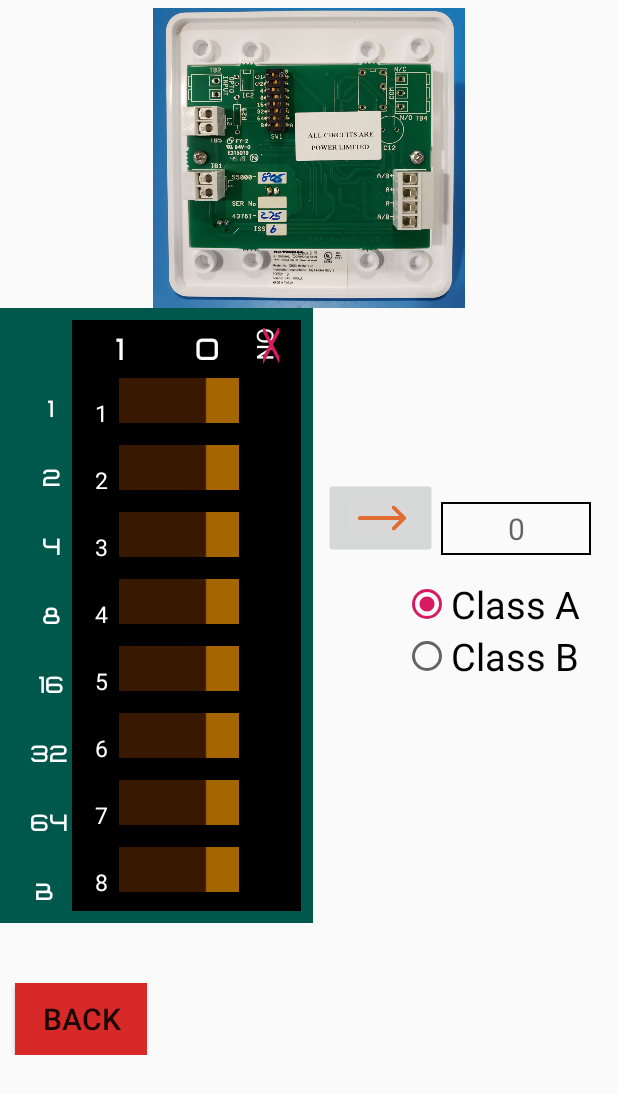
After one commit to CloneJediXI/Binary, an Android app: the layout activity_monitormod.xml on its own in the app's theme, with its tools: preview values and no code run, on a phone screen of 412 x 824 dp. The commit adds this screen. Shown: the top 1094 px of the screen. Run offline under Robolectric (Android 15) with nearby library versions, the phone set to English and light mode, and no system bars.

Commit message:
Added MonitorModule

```diff
--- a/app/src/main/java/emu/cosc426/binaryconverter/MainActivity.java
+++ b/app/src/main/java/emu/cosc426/binaryconverter/MainActivity.java
@@ -35,10 +35,12 @@
         TextView ctrlLabel = findViewById(R.id.ctrlLabel);
         TextView miniLabel = findViewById(R.id.miniLabel);
         TextView smkLabel = findViewById(R.id.smkLabel);
+        TextView monitorLabel = findViewById(R.id.monitorLabel);
         //Sets on Click Listeners
         ctrlLabel.setOnClickListener(new clickWatcher(R.id.ctrlLabel, this));
         miniLabel.setOnClickListener(new clickWatcher(R.id.miniLabel, this));
         smkLabel.setOnClickListener(new clickWatcher(R.id.smkLabel, this));
+        monitorLabel.setOnClickListener(new clickWatcher(R.id.monitorLabel, this));
 
     }
     private class clickWatcher implements View.OnClickListener{
@@ -65,6 +67,10 @@
                     break;
                 case R.id.smkLabel:
                     activity = new Intent(context, SmkActivity.class);
+                    startActivity(activity);
+                    break;
+                case R.id.monitorLabel:
+                    activity = new Intent(context, MonitorModActivity.class);
                     startActivity(activity);
                     break;
             }
--- /dev/null
+++ b/app/src/main/res/layout/activity_monitormod.xml
@@ -0,0 +1,387 @@
+<?xml version="1.0" encoding="utf-8"?>
+<RelativeLayout
+    xmlns:android="http://schemas.android.com/apk/res/android"
+    xmlns:app="http://schemas.android.com/apk/res-auto"
+    xmlns:tools="http://schemas.android.com/tools"
+    android:layout_width="match_parent"
+    android:layout_height="match_parent"
+    tools:context=".MonitorModActivity">
+
+    <ScrollView
+        android:layout_width="match_parent"
+        android:layout_height="match_parent">
+        <RelativeLayout
+            android:layout_width="match_parent"
+            android:layout_height="wrap_content">
+            <ImageView
+                android:layout_width="300dp"
+                android:layout_height="200dp"
+                android:layout_centerHorizontal="true"
+                android:layout_marginTop="5dp"
+                android:id="@+id/image"
+                android:src="@drawable/monitormodlow"
+                android:contentDescription="@string/monitor_image"/>
+            <RelativeLayout
+                android:layout_width="wrap_content"
+                android:layout_height="wrap_content"
+                android:background="@color/colorPcb"
+                android:id="@+id/greenWrapper"
+                android:padding="8dp"
+                android:layout_below="@id/image">
+
+
+                <TextView
+                    android:layout_width="wrap_content"
+                    android:layout_height="wrap_content"
+                    android:text="@string/one"
+                    android:textColor="#fff"
+                    android:textSize="15sp"
+
+                    android:paddingStart="13dp"
+                    android:layout_marginStart="10dp"
+                    android:layout_marginTop="48dp"
+                    android:fontFamily="@font/netron"
+                    android:id="@+id/l1"/>
+                <TextView
+                    android:layout_width="wrap_content"
+                    android:layout_height="wrap_content"
+                    android:text="@string/two"
+                    android:textColor="#fff"
+                    android:textSize="15sp"
+                    android:layout_below="@id/l1"
+                    android:paddingStart="10dp"
+                    android:layout_marginStart="10dp"
+                    android:layout_marginTop="@dimen/labelmargin2"
+                    android:fontFamily="@font/netron"
+                    android:id="@+id/l2"/>
+                <TextView
+                    android:layout_width="wrap_content"
+                    android:layout_height="wrap_content"
+                    android:text="@string/four"
+                    android:textColor="#fff"
+                    android:textSize="15sp"
+                    android:layout_below="@id/l2"
+                    android:paddingStart="10dp"
+                    android:layout_marginStart="10dp"
+                    android:layout_marginTop="@dimen/labelmargin2"
+                    android:fontFamily="@font/netron"
+                    android:id="@+id/l3"/>
+                <TextView
+                    android:layout_width="wrap_content"
+                    android:layout_height="wrap_content"
+                    android:text="@string/eight"
+                    android:textColor="#fff"
+                    android:textSize="15sp"
+                    android:layout_below="@id/l3"
+                    android:paddingStart="10dp"
+                    android:layout_marginStart="10dp"
+                    android:layout_marginTop="@dimen/labelmargin2"
+                    android:fontFamily="@font/netron"
+                    android:id="@+id/l4"/>
+                <TextView
+                    android:layout_width="wrap_content"
+                    android:layout_height="wrap_content"
+                    android:text="@string/sixteen"
+                    android:textColor="#fff"
+                    android:textSize="15sp"
+                    android:layout_below="@id/l4"
+                    android:paddingStart="10dp"
+                    android:layout_marginStart="7dp"
+                    android:layout_marginTop="@dimen/labelmargin2"
+                    android:fontFamily="@font/netron"
+                    android:id="@+id/l5"/>
+                <TextView
+                    android:layout_width="wrap_content"
+                    android:layout_height="wrap_content"
+                    android:text="@string/thirtytwo"
+                    android:textColor="#fff"
+                    android:textSize="15sp"
+                    android:layout_below="@id/l5"
+                    android:paddingStart="10dp"
+                    android:layout_marginStart="2dp"
+                    android:layout_marginTop="@dimen/labelmargin2"
+                    android:fontFamily="@font/netron"
+                    android:id="@+id/l6"/>
+                <TextView
+                    android:layout_width="wrap_content"
+                    android:layout_height="wrap_content"
+                    android:text="@string/sixtyfour"
+                    android:textColor="#fff"
+                    android:textSize="15sp"
+                    android:layout_below="@id/l6"
+                    android:paddingStart="10dp"
+                    android:layout_marginStart="2dp"
+                    android:layout_marginTop="@dimen/labelmargin2"
+                    android:fontFamily="@font/netron"
+                    android:id="@+id/l7"/>
+                <TextView
+                    android:layout_width="wrap_content"
+                    android:layout_height="wrap_content"
+                    android:text="@string/b"
+                    android:textColor="#fff"
+                    android:textSize="15sp"
+                    android:layout_below="@id/l7"
+                    android:paddingStart="10dp"
+                    android:layout_marginStart="5dp"
+                    android:layout_marginTop="@dimen/labelmargin2"
+                    android:fontFamily="@font/netron"
+                    android:id="@+id/l8"/>
+
+                <RelativeLayout
+                    android:layout_width="wrap_content"
+                    android:layout_height="wrap_content"
+                    android:layout_marginStart="40dp"
+                    android:background="#000000"
+                    android:padding="5dp"
+                    android:id="@+id/switchholder">
+
+                    <TextView
+                        android:layout_width="wrap_content"
+                        android:layout_height="wrap_content"
+                        android:text="@string/horiz10"
+                        android:textAlignment="center"
+                        android:textSize="20sp"
+                        android:textColor="#ffffff"
+                        android:id="@+id/label"
+                        android:fontFamily="@font/netron"
+                        />
+
+                    <TextView
+                        android:layout_width="wrap_content"
+                        android:layout_height="wrap_content"
+                        android:text="@string/one"
+                        android:textColor="#ffffff"
+                        android:textSize="15sp"
+                        android:layout_below="@id/label"
+                        android:paddingStart="10dp"
+                        android:layout_marginTop="20dp"
+                        android:id="@+id/s0Label"/>
+                    <ImageButton
+                        android:layout_width="@dimen/switchheight"
+                        android:layout_height="@dimen/switchwidth"
+                        android:layout_margin="@dimen/switchmargin"
+                        android:src="@drawable/switchhorizoff"
+                        android:contentDescription="@string/switchimg"
+                        android:layout_below="@id/label"
+                        android:layout_toEndOf="@id/s1Label"
+                        android:id="@+id/s0"/>
+                    <TextView
+                        android:layout_width="wrap_content"
+                        android:layout_height="wrap_content"
+                        android:text="@string/on"
+                        android:rotation="90"
+                        android:textSize="15sp"
+                        android:textColor="#ffffff"
+                        android:id="@+id/on"
+                        android:layout_toEndOf="@id/s0"/>
+                    <TextView
+                        android:layout_width="wrap_content"
+                        android:layout_height="wrap_content"
+                        android:text="@string/x"
+                        android:rotation="90"
+                        android:textColor="@color/colorAccent"
+                        android:textSize="15sp"
+                        android:textScaleX="3"
+                        android:layout_toEndOf="@id/s0"/>
+                    <TextView
+                        android:layout_width="wrap_content"
+                        android:layout_height="wrap_content"
+                        android:text="@string/two"
+                        android:textColor="#ffffff"
+                        android:textSize="15sp"
+                        android:layout_below="@id/s0Label"
+                        android:paddingStart="10dp"
+                        android:layout_marginTop="@dimen/labelmargin"
+                        android:id="@+id/s1Label"/>
+                    <ImageButton
+                        android:layout_width="@dimen/switchheight"
+                        android:layout_height="@dimen/switchwidth"
+                        android:layout_margin="@dimen/switchmargin"
+                        android:src="@drawable/switchhorizoff"
+                        android:contentDescription="@string/switchimg"
+                        android:layout_below="@id/s0"
+                        android:layout_toEndOf="@id/s1Label"
+                        android:id="@+id/s1"/>
+                    <TextView
+                        android:layout_width="wrap_content"
+                        android:layout_height="wrap_content"
+                        android:text="@string/three"
+                        android:textColor="#ffffff"
+                        android:textSize="15sp"
+                        android:layout_below="@id/s1Label"
+                        android:paddingStart="10dp"
+                        android:layout_marginTop="@dimen/labelmargin"
+                        android:id="@+id/s2Label"/>
+                    <ImageButton
+                        android:layout_width="@dimen/switchheight"
+                        android:layout_height="@dimen/switchwidth"
+                        android:layout_margin="@dimen/switchmargin"
+                        android:src="@drawable/switchhorizoff"
+                        android:contentDescription="@string/switchimg"
+                        android:layout_below="@id/s1"
+                        android:layout_toEndOf="@id/s2Label"
+                        android:id="@+id/s2"/>
+                    <TextView
+                        android:layout_width="wrap_content"
+                        android:layout_height="wrap_content"
+                        android:text="@string/four"
+                        android:textColor="#ffffff"
+                        android:textSize="15sp"
+                        android:layout_below="@id/s2Label"
+                        android:paddingStart="10dp"
+                        android:layout_marginTop="@dimen/labelmargin"
+                        android:id="@+id/s3Label"/>
+                    <ImageButton
+                        android:layout_width="@dimen/switchheight"
+                        android:layout_height="@dimen/switchwidth"
+                        android:layout_margin="@dimen/switchmargin"
+                        android:src="@drawable/switchhorizoff"
+                        android:contentDescription="@string/switchimg"
+                        android:layout_below="@id/s2"
+                        android:layout_toEndOf="@id/s3Label"
+                        android:id="@+id/s3"/>
+                    <TextView
+                        android:layout_width="wrap_content"
+                        android:layout_height="wrap_content"
+                        android:text="@string/five"
+                        android:textColor="#ffffff"
+                        android:textSize="15sp"
+                        android:layout_below="@id/s3Label"
+                        android:paddingStart="10dp"
+                        android:layout_marginTop="@dimen/labelmargin"
+                        android:id="@+id/s4Label"/>
+                    <ImageButton
+                        android:layout_width="@dimen/switchheight"
+                        android:layout_height="@dimen/switchwidth"
+                        android:layout_margin="@dimen/switchmargin"
+                        android:src="@drawable/switchhorizoff"
+                        android:contentDescription="@string/switchimg"
+                        android:layout_below="@id/s3"
+                        android:layout_toEndOf="@id/s4Label"
+                        android:id="@+id/s4"/>
+                    <TextView
+                        android:layout_width="wrap_content"
+                        android:layout_height="wrap_content"
+                        android:text="@string/six"
+                        android:textColor="#ffffff"
+                        android:textSize="15sp"
+                        android:layout_below="@id/s4Label"
+                        android:paddingStart="10dp"
+                        android:layout_marginTop="@dimen/labelmargin"
+                        android:id="@+id/s5Label"/>
+                    <ImageButton
+                        android:layout_width="@dimen/switchheight"
+                        android:layout_height="@dimen/switchwidth"
+                        android:layout_margin="@dimen/switchmargin"
+                        android:src="@drawable/switchhorizoff"
+                        android:contentDescription="@string/switchimg"
+                        android:layout_below="@id/s4"
+                        android:layout_toEndOf="@id/s5Label"
+                        android:id="@+id/s5"/>
+                    <TextView
+                        android:layout_width="wrap_content"
+                        android:layout_height="wrap_content"
+                        android:text="@string/seven"
+                        android:textColor="#ffffff"
+                        android:textSize="15sp"
+                        android:layout_below="@id/s5Label"
+                        android:paddingStart="10dp"
+                        android:layout_marginTop="@dimen/labelmargin"
+                        android:id="@+id/s6Label"/>
+                    <ImageButton
+                        android:layout_width="@dimen/switchheight"
+                        android:layout_height="@dimen/switchwidth"
+                        android:layout_margin="@dimen/switchmargin"
+                        android:src="@drawable/switchhorizoff"
+                        android:contentDescription="@string/switchimg"
+                        android:layout_below="@id/s5"
+                        android:layout_toEndOf="@id/s6Label"
+                        android:id="@+id/s6"/>
+                    <TextView
+                        android:layout_width="wrap_content"
+                        android:layout_height="wrap_content"
+                        android:text="@string/eight"
+                        android:textColor="#ffffff"
+                        android:textSize="15sp"
+                        android:layout_below="@id/s6Label"
+                        android:paddingStart="10dp"
+                        android:layout_marginTop="@dimen/labelmargin"
+                        android:id="@+id/s7Label"/>
+                    <ImageButton
+                        android:layout_width="@dimen/switchheight"
+                        android:layout_height="@dimen/switchwidth"
+                        android:layout_margin="@dimen/switchmargin"
+                        android:src="@drawable/switchhorizoff"
+                        android:contentDescription="@string/switchimg"
+                        android:layout_below="@id/s6"
+                        android:layout_toEndOf="@id/s7Label"
+                        android:id="@+id/s7"/>
+
+                </RelativeLayout>
+            </RelativeLayout>
+
+
+            <ImageButton
+                android:layout_width="50dp"
+                android:layout_height="80dp"
+                android:scaleType="fitCenter"
+                android:src="@drawable/arrowdown"
+                android:contentDescription="@string/arrowimg"
+                android:layout_below="@id/image"
+                android:rotation="270"
+                android:layout_toEndOf="@id/greenWrapper"
+                android:layout_marginStart="20dp"
+                android:onClick="flip"
+                android:layout_marginTop="100dp"
+                android:id="@+id/arrow"/>
+            <EditText
+                android:layout_width="100dp"
+                android:layout_height="35dp"
+                android:background="@drawable/edittextbackground"
+                android:hint="@string/autofill"
+                android:textSize="20sp"
+                android:inputType="number"
+                android:id="@+id/decimal"
+                android:layout_alignBottom="@id/arrow"
+                android:layout_toEndOf="@id/arrow"
+                android:textAlignment="center"
+                android:enabled="false"
+                android:layout_margin="15dp"/>
+            <RadioGroup
+                android:layout_width="wrap_content"
+                android:layout_height="wrap_content"
+                android:layout_toEndOf="@id/greenWrapper"
+                android:layout_below="@id/decimal"
+                android:id="@+id/group"
+                android:layout_marginStart="60dp">
+                <RadioButton
+                    android:layout_width="wrap_content"
+                    android:layout_height="wrap_content"
+                    android:text="@string/classa"
+                    android:textSize="25sp"
+                    android:checked="true"
+                    android:id="@+id/a"/>
+                <RadioButton
+                    android:layout_width="wrap_content"
+                    android:layout_height="wrap_content"
+                    android:text="@string/classb"
+                    android:textSize="25sp"
+                    android:id="@+id/b"/>
+
+            </RadioGroup>
+            <Button
+                android:layout_width="wrap_content"
+                android:layout_height="wrap_content"
+                android:text="@string/back"
+                android:textSize="20sp"
+                android:layout_below="@id/greenWrapper"
+                android:layout_marginTop="40dp"
+                android:layout_marginStart="10dp"
+                android:background="@color/back"
+                android:onClick="back"/>
+
+        </RelativeLayout>
+    </ScrollView>
+
+
+</RelativeLayout>
--- a/app/src/main/res/values/strings.xml
+++ b/app/src/main/res/values/strings.xml
@@ -3,11 +3,13 @@
     <string name="action_settings">Settings</string>
     <string name="smk_image">An Image of a smoke detector</string>
     <string name="mini_image">An Image of a mini monitor module</string>
+    <string name="monitor_image">An Image of a monitor module</string>
     <string name="ctrl_image">An Image of a D900 Control IO</string>
     <string name="back">Back</string>
     <string name="ctrl">D900 Control IO</string>
     <string name="mini">Mini Monitor Module</string>
     <string name="smk">Smoke Detector</string>
+    <string name="monitor">Monitor Module</string>
     <string name="one">1</string>
     <string name="two">2</string>
     <string name="three">3</string>
@@ -25,6 +27,7 @@
     <string name="on">ON</string>
     <string name="x">X</string>
     <string name="vertical10">0\n \n \n\n1</string>
+    <string name="horiz10">\t 1 \t \t \t 0</string>
     <string name="switchimg">An Image of a switch</string>
     <string name="arrowimg">An image of an arrow</string>
     <string name="autofill">0</string>
```
Also changed, not shown: app/src/main/java/emu/cosc426/binaryconverter/MonitorModActivity.java (added, +92 -0 lines), app/src/main/res/layout/activity_ctrl.xml (+79 -70 lines), app/src/main/res/layout/activity_main.xml (+20 -2 lines), app/src/main/res/drawable/monitormodlow.jpg (added), 1 other file.
